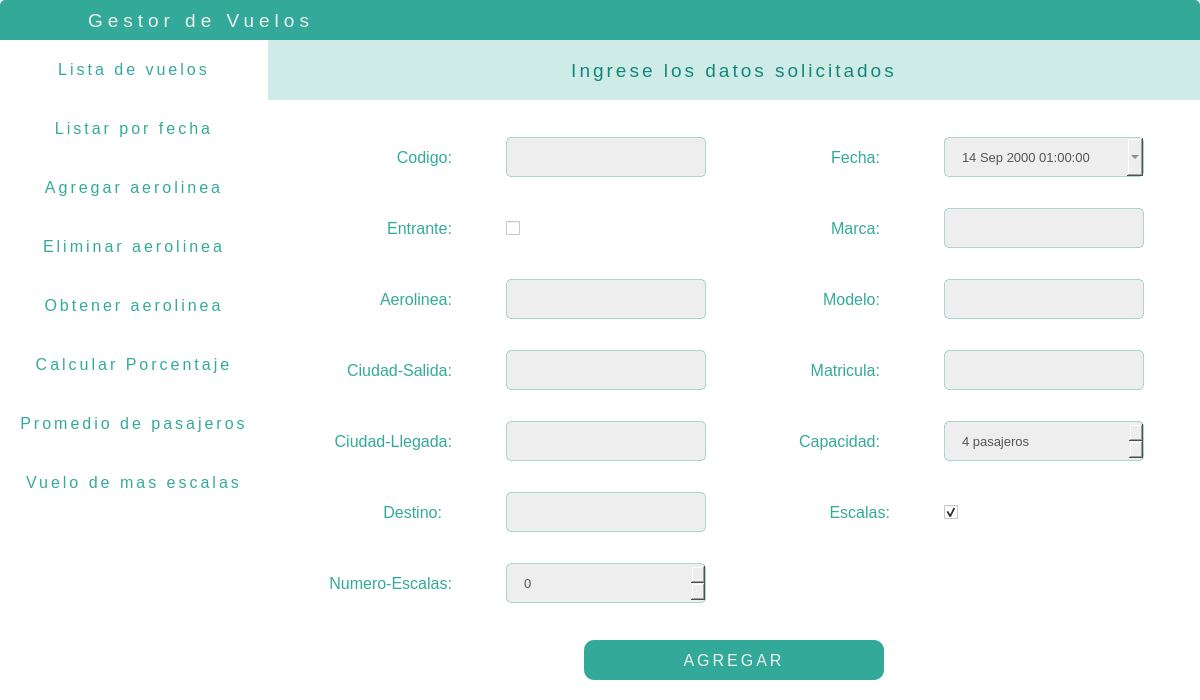
Qt form views/ui/main.ui (alphablue2027/flies-gestor) before a commit.
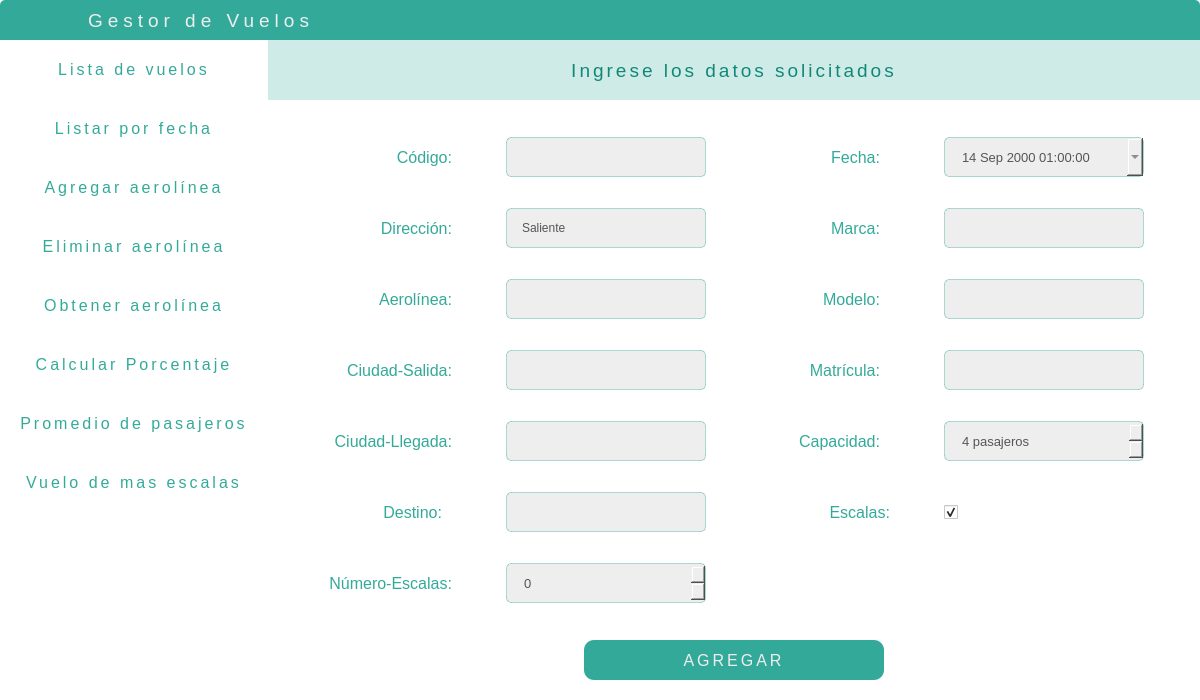
The same form after that commit. The open tabs and pages were chosen to show the change. Icons and pictures are not drawn.

The edit to the form file:
```diff
--- a/views/ui/main.ui
+++ b/views/ui/main.ui
@@ -1034,7 +1034,7 @@
              </font>
             </property>
             <property name="text">
-             <string>Agregar aerolinea</string>
+             <string>Agregar aerolínea</string>
             </property>
            </widget>
           </item>
@@ -1046,7 +1046,7 @@
              </font>
             </property>
             <property name="text">
-             <string>Eliminar aerolinea</string>
+             <string>Eliminar aerolínea</string>
             </property>
            </widget>
           </item>
@@ -1058,7 +1058,7 @@
              </font>
             </property>
             <property name="text">
-             <string>Obtener aerolinea</string>
+             <string>Obtener aerolínea</string>
             </property>
            </widget>
           </item>
@@ -2154,7 +2154,7 @@
 border: none;</string>
                       </property>
                       <property name="text">
-                       <string>Codigo:</string>
+                       <string>Código:</string>
                       </property>
                       <property name="alignment">
                        <set>Qt::AlignRight|Qt::AlignTrailing|Qt::AlignVCenter</set>
@@ -2287,25 +2287,13 @@
 border: none;</string>
                       </property>
                       <property name="text">
-                       <string>Entrante:</string>
+                       <string>Dirección:</string>
                       </property>
                       <property name="alignment">
                        <set>Qt::AlignRight|Qt::AlignTrailing|Qt::AlignVCenter</set>
                       </property>
                      </widget>
                     </item>
-                    <item row="1" column="1">
-                     <widget class="QCheckBox" name="inAddCheck">
-                      <property name="styleSheet">
-                       <string notr="true">background: #fff;
-padding: 0;
-border:none;</string>
-                      </property>
-                      <property name="text">
-                       <string/>
-                      </property>
-                     </widget>
-                    </item>
                     <item row="1" column="2">
                      <widget class="QLabel" name="label_9">
                       <property name="maximumSize">
@@ -2376,7 +2364,7 @@
 border: none;</string>
                       </property>
                       <property name="text">
-                       <string>Aerolinea:</string>
+                       <string>Aerolínea:</string>
                       </property>
                       <property name="alignment">
                        <set>Qt::AlignRight|Qt::AlignTrailing|Qt::AlignVCenter</set>
@@ -2517,7 +2505,7 @@
 border: none;</string>
                       </property>
                       <property name="text">
-                       <string>Matricula:</string>
+                       <string>Matrícula:</string>
                       </property>
                       <property name="alignment">
                        <set>Qt::AlignRight|Qt::AlignTrailing|Qt::AlignVCenter</set>
@@ -2768,7 +2756,7 @@
 border: none;</string>
                       </property>
                       <property name="text">
-                       <string>Numero-Escalas:</string>
+                       <string>Número-Escalas:</string>
                       </property>
                       <property name="alignment">
                        <set>Qt::AlignRight|Qt::AlignTrailing|Qt::AlignVCenter</set>
@@ -2808,6 +2796,29 @@
                       </property>
                      </widget>
                     </item>
+                    <item row="1" column="1">
+                     <widget class="QComboBox" name="inAddInput">
+                      <property name="minimumSize">
+                       <size>
+                        <width>0</width>
+                        <height>40</height>
+                       </size>
+                      </property>
+                      <property name="currentIndex">
+                       <number>0</number>
+                      </property>
+                      <item>
+                       <property name="text">
+                        <string>Saliente</string>
+                       </property>
+                      </item>
+                      <item>
+                       <property name="text">
+                        <string>Entrante</string>
+                       </property>
+                      </item>
+                     </widget>
+                    </item>
                    </layout>
                   </widget>
                  </item>
```
Left out of the diff: 70 changed lines with no effect on the pictures.
